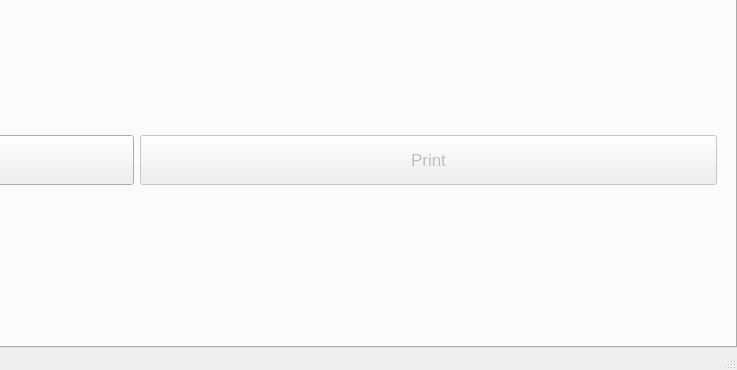
The window that gui/mainwindow/mainwindow.ui (gbeck139/octopus) describes before a commit, drawn with Qt 5; both pictures show x 463 to 1200 and y 430 to 800 of the 1200 by 800 pixel window.
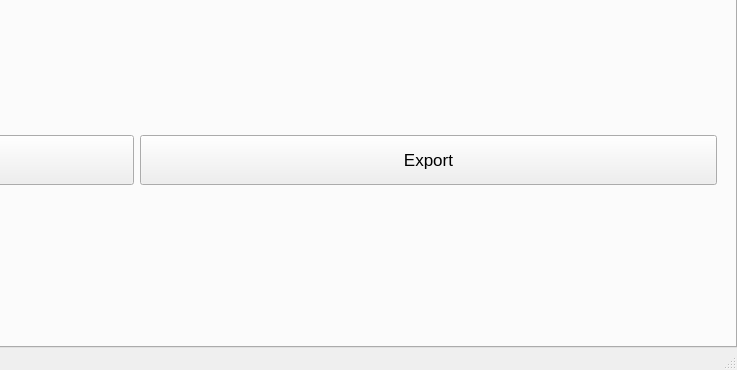
The same window after the commit. Custom widgets are drawn as their Qt base class.

Commit message: [GUI + SLICER] Import and Export STL file

```diff
--- a/gui/mainwindow/mainwindow.ui
+++ b/gui/mainwindow/mainwindow.ui
@@ -73,7 +73,7 @@
            <item>
             <widget class="QPushButton" name="printButton">
              <property name="enabled">
-              <bool>false</bool>
+              <bool>true</bool>
              </property>
              <property name="minimumSize">
               <size>
@@ -87,7 +87,7 @@
               </font>
              </property>
              <property name="text">
-              <string>Print</string>
+              <string>Export</string>
              </property>
             </widget>
            </item>
```
Left out of the diff: 2 changed lines with no effect on the pictures. The commit also changes 4 other files.
